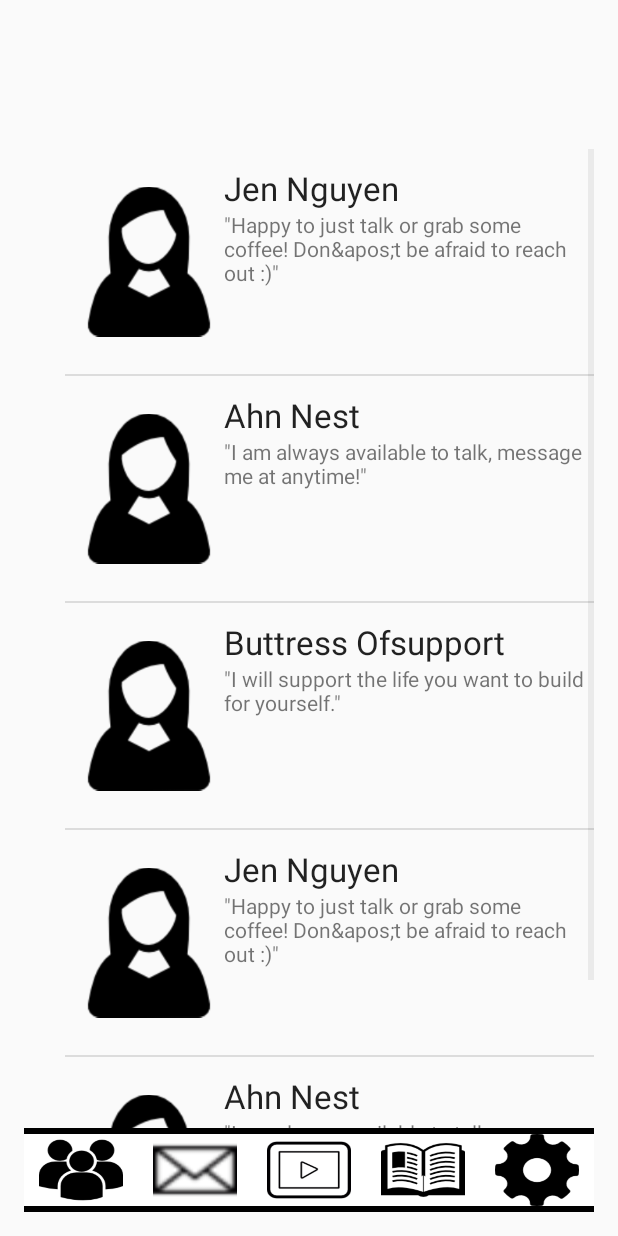
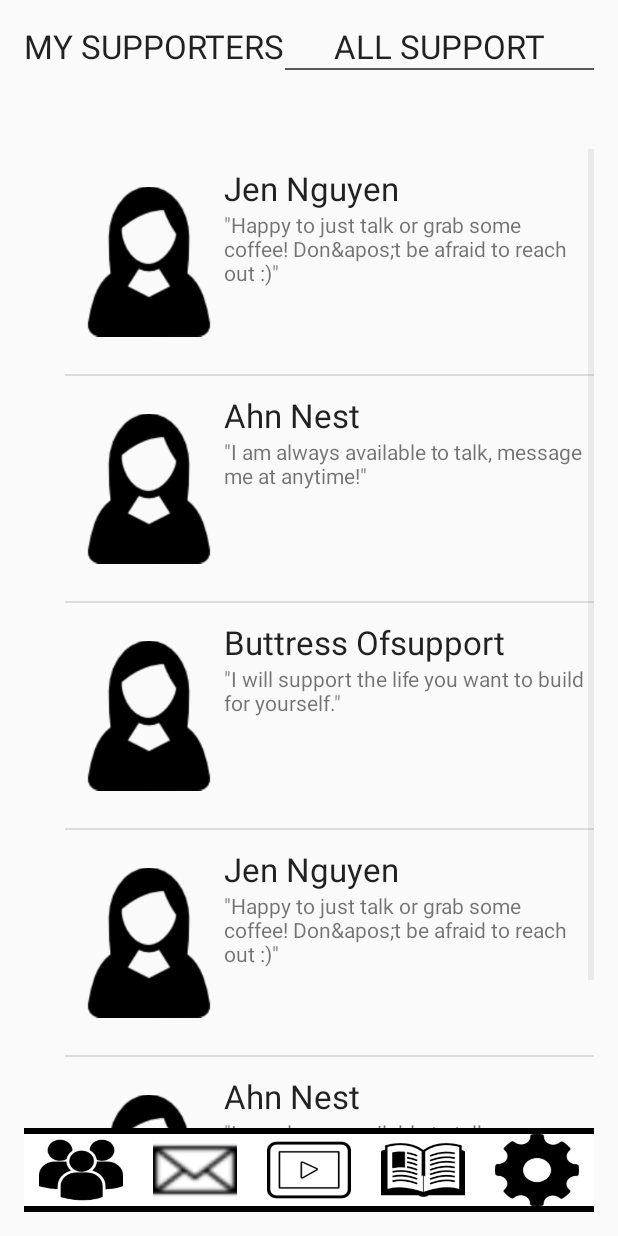
Before and after one commit to cpolyukh/Trellis, an Android app: the SupportActivity screen opened directly, with no data from a screen before it, on a phone screen of 412 x 824 dp. Run offline under Robolectric (Android 15) with nearby library versions, the phone set to English and light mode, and no system bars.

Commit message:
fixed image issue on learn more page and added back headers for the support page, status of code during demo

```diff
--- a/app/src/main/res/layout/activity_support.xml
+++ b/app/src/main/res/layout/activity_support.xml
@@ -5,14 +5,6 @@
     android:paddingTop="@dimen/activity_vertical_margin"
     android:id="@+id/main"
     android:paddingBottom="@dimen/activity_vertical_margin" tools:context=".LoginActivity">
-<!--
-    <ScrollView
-        android:layout_width="match_parent"
-        android:layout_height="match_parent">
-
-        <RelativeLayout
-            android:layout_width="match_parent"
-            android:layout_height="match_parent">
 
     <TextView
         android:layout_width="wrap_content"
@@ -46,6 +38,17 @@
         android:layout_height="1dip"
         android:layout_centerVertical ="true"
         android:layout_below="@id/textView5"/>
+
+<!--
+    <ScrollView
+        android:layout_width="match_parent"
+        android:layout_height="match_parent">
+
+        <RelativeLayout
+            android:layout_width="match_parent"
+            android:layout_height="match_parent">
+
+
 
         <ImageView
             android:layout_width="100dp"
```
Also changed, not shown: app/src/main/res/layout/activity_learn_more.xml (+7 -11 lines), app/src/main/res/drawable/support4.jpg (added), 1 other file. Lines whose indentation alone changed are shown as unchanged.
